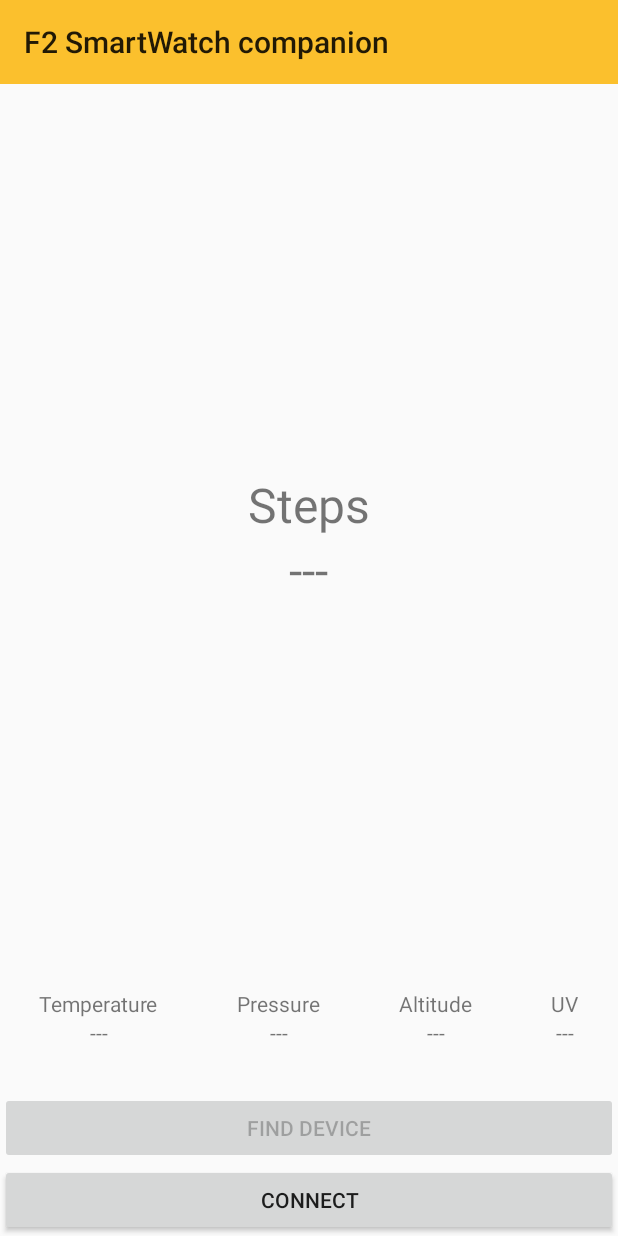
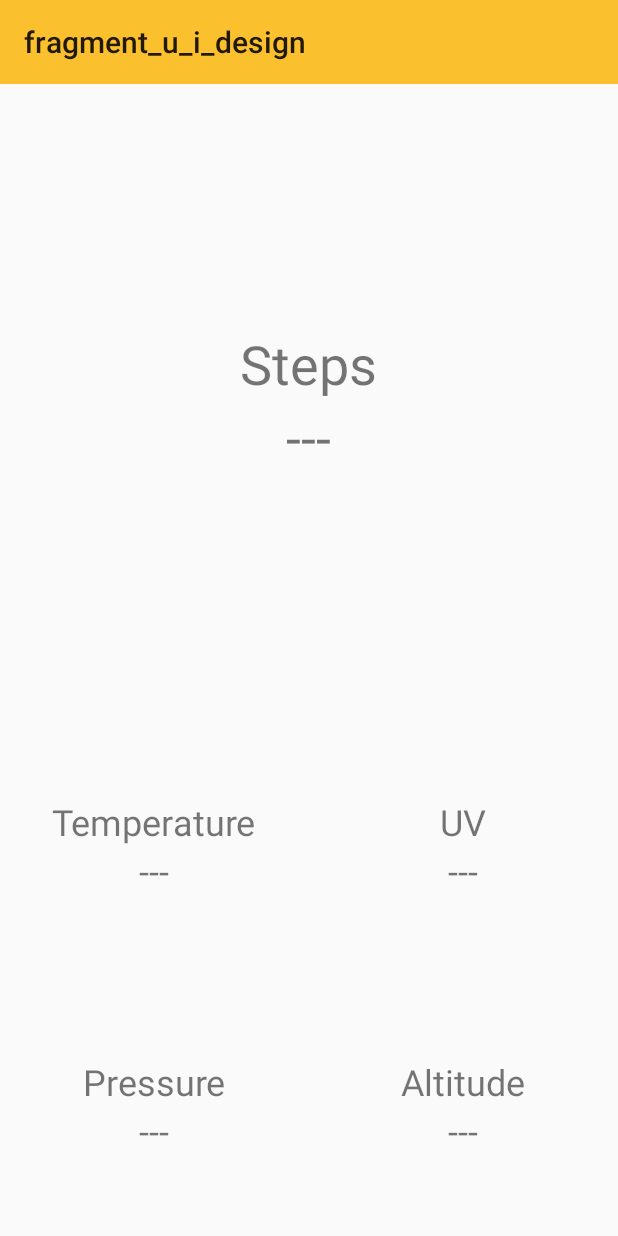
Before and after one commit to AbelChT/Reverse-Engineering-No.1-F2, an Android app: the screen it shows after launch (MainActivity), on a phone screen of 412 x 824 dp. Run offline under Robolectric (Android 15) with nearby library versions, the phone set to English and light mode, and no system bars; our stand-ins replace navigation-ui.

Commit message:
Information display done

```diff
--- a/app/build.gradle
+++ b/app/build.gradle
@@ -47,6 +47,7 @@ dependencies {
     implementation 'androidx.fragment:fragment-ktx:1.2.4'
     implementation 'com.android.volley:volley:1.1.1'
     implementation 'com.google.android.gms:play-services-location:17.0.0'
+    implementation 'androidx.gridlayout:gridlayout:1.0.0'
     testImplementation 'junit:junit:4.12'
     androidTestImplementation 'androidx.test.ext:junit:1.1.1'
     androidTestImplementation 'androidx.test.espresso:espresso-core:3.2.0'
--- /dev/null
+++ b/app/src/main/java/com/abelcht/n01f2smwc/UIDesignFragment.kt
@@ -0,0 +1,59 @@
+package com.abelcht.n01f2smwc
+
+import android.os.Bundle
+import androidx.fragment.app.Fragment
+import android.view.LayoutInflater
+import android.view.View
+import android.view.ViewGroup
+
+// TODO: Rename parameter arguments, choose names that match
+// the fragment initialization parameters, e.g. ARG_ITEM_NUMBER
+private const val ARG_PARAM1 = "param1"
+private const val ARG_PARAM2 = "param2"
+
+/**
+ * A simple [Fragment] subclass.
+ * Use the [UIDesignFragment.newInstance] factory method to
+ * create an instance of this fragment.
+ */
+class UIDesignFragment : Fragment() {
+    // TODO: Rename and change types of parameters
+    private var param1: String? = null
+    private var param2: String? = null
+
+    override fun onCreate(savedInstanceState: Bundle?) {
+        super.onCreate(savedInstanceState)
+        arguments?.let {
+            param1 = it.getString(ARG_PARAM1)
+            param2 = it.getString(ARG_PARAM2)
+        }
+    }
+
+    override fun onCreateView(
+        inflater: LayoutInflater, container: ViewGroup?,
+        savedInstanceState: Bundle?
+    ): View? {
+        // Inflate the layout for this fragment
+        return inflater.inflate(R.layout.data_display_fragment, container, false)
+    }
+
+    companion object {
+        /**
+         * Use this factory method to create a new instance of
+         * this fragment using the provided parameters.
+         *
+         * @param param1 Parameter 1.
+         * @param param2 Parameter 2.
+         * @return A new instance of fragment UIDesignFragment.
+         */
+        // TODO: Rename and change types and number of parameters
+        @JvmStatic
+        fun newInstance(param1: String, param2: String) =
+            UIDesignFragment().apply {
+                arguments = Bundle().apply {
+                    putString(ARG_PARAM1, param1)
+                    putString(ARG_PARAM2, param2)
+                }
+            }
+    }
+}
--- /dev/null
+++ b/app/src/main/res/layout/data_display_fragment.xml
@@ -0,0 +1,131 @@
+<?xml version="1.0" encoding="utf-8"?>
+<androidx.gridlayout.widget.GridLayout xmlns:android="http://schemas.android.com/apk/res/android"
+    xmlns:app="http://schemas.android.com/apk/res-auto"
+    android:id="@+id/gridLayout"
+    android:layout_width="match_parent"
+    android:layout_height="match_parent"
+    app:columnCount="2"
+    app:rowOrderPreserved="true">
+
+    <LinearLayout
+        android:id="@+id/linearLayout"
+        android:layout_width="0dp"
+        android:layout_height="wrap_content"
+        android:gravity="center_horizontal"
+        android:orientation="vertical"
+        app:layout_columnSpan="2"
+        app:layout_columnWeight="2"
+        app:layout_gravity="fill_horizontal|center_vertical"
+        app:layout_rowWeight="3">
+
+        <TextView
+            android:layout_width="wrap_content"
+            android:layout_height="wrap_content"
+            android:text="@string/steps"
+            android:textSize="36sp" />
+
+        <TextView
+            android:id="@+id/stepsTextView"
+            android:layout_width="wrap_content"
+            android:layout_height="wrap_content"
+            android:text="@string/unknownValueUi"
+            android:textSize="36sp" />
+
+    </LinearLayout>
+
+    <LinearLayout
+        android:layout_width="0dp"
+        android:layout_height="wrap_content"
+        android:gravity="center_horizontal"
+        android:orientation="vertical"
+        app:layout_columnWeight="1"
+        app:layout_gravity="fill_horizontal|center_vertical"
+        app:layout_rowWeight="1">
+
+        <TextView
+            android:layout_width="wrap_content"
+            android:layout_height="wrap_content"
+            android:text="@string/temperature"
+            android:textSize="24sp" />
+
+        <TextView
+            android:id="@+id/temperatureTextView"
+            android:layout_width="wrap_content"
+            android:layout_height="wrap_content"
+            android:text="@string/unknownValueUi"
+            android:textSize="24sp" />
+
+    </LinearLayout>
+
+    <LinearLayout
+        android:layout_width="0dp"
+        android:layout_height="wrap_content"
+        android:gravity="center_horizontal"
+        android:orientation="vertical"
+        app:layout_columnWeight="1"
+        app:layout_gravity="fill_horizontal|center_vertical"
+        app:layout_rowWeight="1">
+
+        <TextView
+            android:layout_width="wrap_content"
+            android:layout_height="wrap_content"
+            android:text="@string/uv"
+            android:textSize="24sp" />
+
+        <TextView
+            android:id="@+id/uvTextView"
+            android:layout_width="wrap_content"
+            android:layout_height="wrap_content"
+            android:text="@string/unknownValueUi"
+            android:textSize="24sp" />
+
+    </LinearLayout>
+
+    <LinearLayout
+        android:layout_width="0dp"
+        android:layout_height="wrap_content"
+        android:gravity="center_horizontal"
+        android:orientation="vertical"
+        app:layout_columnWeight="1"
+        app:layout_gravity="fill_horizontal|center_vertical"
+        app:layout_rowWeight="1">
+
+        <TextView
+            android:layout_width="wrap_content"
+            android:layout_height="wrap_content"
+            android:text="@string/pressure"
+            android:textSize="24sp" />
+
+        <TextView
+            android:id="@+id/pressureTextView"
+            android:layout_width="wrap_content"
+            android:layout_height="wrap_content"
+            android:text="@string/unknownValueUi"
+            android:textSize="24sp" />
+
+    </LinearLayout>
+
+    <LinearLayout
+        android:layout_width="0dp"
+        android:layout_height="wrap_content"
+        android:gravity="center_horizontal"
+        android:orientation="vertical"
+        app:layout_columnWeight="1"
+        app:layout_gravity="fill_horizontal|center_vertical"
+        app:layout_rowWeight="1">
+
+        <TextView
+            android:layout_width="wrap_content"
+            android:layout_height="wrap_content"
+            android:text="@string/altitude"
+            android:textSize="24sp" />
+
+        <TextView
+            android:id="@+id/altitudeTextView"
+            android:layout_width="wrap_content"
+            android:layout_height="wrap_content"
+            android:text="@string/unknownValueUi"
+            android:textSize="24sp" />
+
+    </LinearLayout>
+</androidx.gridlayout.widget.GridLayout>
--- /dev/null
+++ b/app/src/main/res/layout/fragment_u_i_design.xml
@@ -0,0 +1,14 @@
+<?xml version="1.0" encoding="utf-8"?>
+<FrameLayout xmlns:android="http://schemas.android.com/apk/res/android"
+    xmlns:tools="http://schemas.android.com/tools"
+    android:layout_width="match_parent"
+    android:layout_height="match_parent"
+    tools:context=".UIDesignFragment">
+
+    <!-- TODO: Update blank fragment layout -->
+    <TextView
+        android:layout_width="match_parent"
+        android:layout_height="match_parent"
+        android:text="@string/hello_blank_fragment" />
+
+</FrameLayout>
--- a/app/src/main/res/navigation/nav_graph.xml
+++ b/app/src/main/res/navigation/nav_graph.xml
@@ -3,11 +3,16 @@
     xmlns:app="http://schemas.android.com/apk/res-auto"
     xmlns:tools="http://schemas.android.com/tools"
     android:id="@+id/nav_graph"
-    app:startDestination="@id/displayDataFragment">
+    app:startDestination="@id/UIDesignFragment">
 
     <fragment
         android:id="@+id/displayDataFragment"
         android:name="com.abelcht.n01f2smwc.ui.fragment.DisplayDataFragment"
         android:label="F2 SmartWatch companion"
         tools:layout="@layout/display_data_fragment" />
+    <fragment
+        android:id="@+id/UIDesignFragment"
+        android:name="com.abelcht.n01f2smwc.UIDesignFragment"
+        android:label="fragment_u_i_design"
+        tools:layout="@layout/fragment_u_i_design" />
 </navigation>
--- a/app/src/main/res/values/strings.xml
+++ b/app/src/main/res/values/strings.xml
@@ -11,4 +11,6 @@
     <string name="connect">Connect</string>
     <string name="disconnect">Disconnect</string>
     <string name="find_device">Find device</string>
+    <!-- TODO: Remove or change this placeholder text -->
+    <string name="hello_blank_fragment">Hello blank fragment</string>
 </resources>
```
